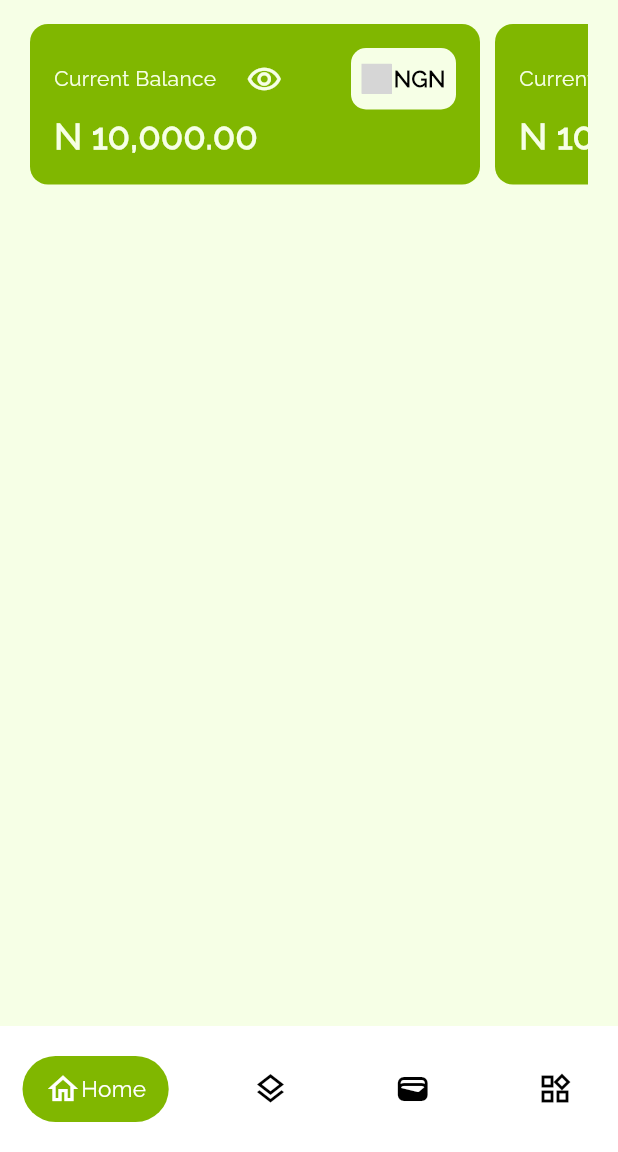
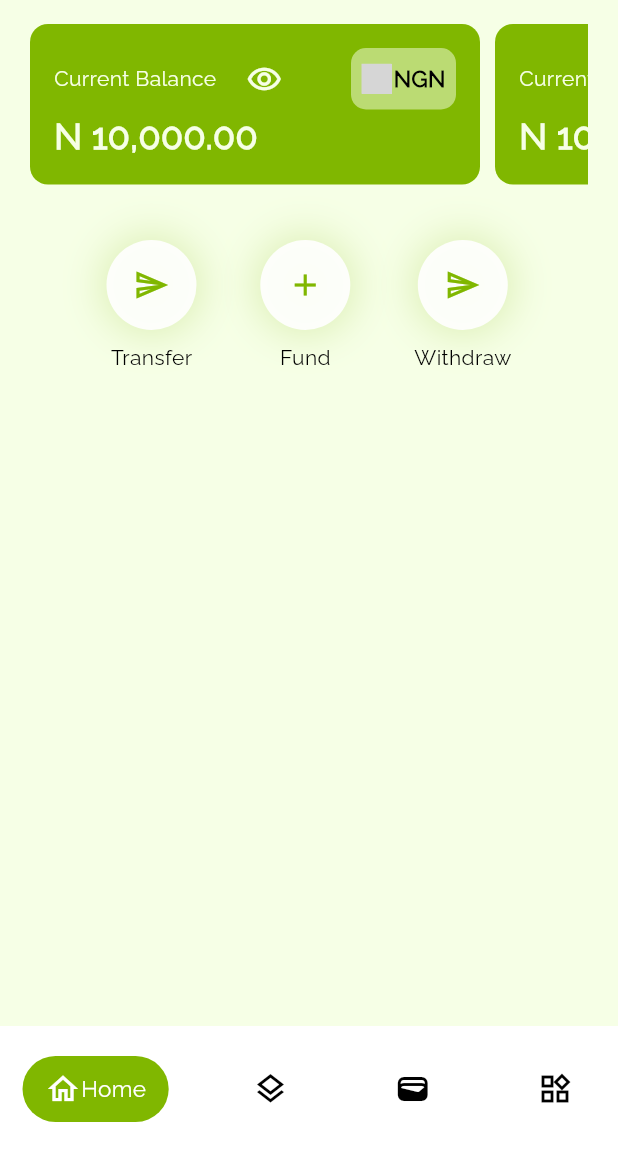
Before and after one commit to segmadev/jay247, a Flutter app: the screen it shows after launch, on a phone screen of 412 x 824 dp, the part 84-1236 px from its top. Run offline on Flutter 3.47's test engine with Material 3 defaults, Android fonts, the light colour scheme and no system bars; drawn by our look-alikes of google_nav_bar; our stand-ins replace connectivity_plus, flutter_svg, flutter_switch, get, get_storage, lottie and 3 more; missing offline and left inert: country_flags, numeric_keyboard; grey boxes are pictures that could not be loaded.

Commit message:
design home action buttons

```diff
--- /dev/null
+++ b/lib/pages/home/screens/action_buttons.dart
@@ -0,0 +1,48 @@
+import 'package:flutter/material.dart';
+import 'package:jay247/utills/consts/icons.dart';
+import 'package:jay247/utills/consts/size.dart';
+import 'package:jay247/widgets/icons/circle_icon.dart';
+
+class ActionButtons extends StatelessWidget {
+  const ActionButtons({super.key});
+
+  @override
+  Widget build(BuildContext context) {
+    return const Center(
+      child: SizedBox(
+        width: 270,
+        child: Row(
+            mainAxisAlignment: MainAxisAlignment.spaceBetween,
+            crossAxisAlignment: CrossAxisAlignment.center,
+            children: [
+              Column(
+                crossAxisAlignment: CrossAxisAlignment.center,
+                children: [
+                  ACircleIcon(icon: AIcons.transfer),
+                  SizedBox(height: ASizes.sm),
+                  Text("Transfer",
+                      style: TextStyle(fontSize: ASizes.fontSizeSm)),
+                ],
+              ),
+              Column(
+                crossAxisAlignment: CrossAxisAlignment.center,
+                children: [
+                  ACircleIcon(icon: AIcons.fund),
+                  SizedBox(height: ASizes.sm),
+                  Text("Fund", style: TextStyle(fontSize: ASizes.fontSizeSm)),
+                ],
+              ),
+              Column(
+                crossAxisAlignment: CrossAxisAlignment.center,
+                children: [
+                  ACircleIcon(icon: AIcons.withdraw),
+                  SizedBox(height: ASizes.sm),
+                  Text("Withdraw",
+                      style: TextStyle(fontSize: ASizes.fontSizeSm)),
+                ],
+              ),
+            ]),
+      ),
+    );
+  }
+}
--- a/lib/pages/home/screens/home_screen.dart
+++ b/lib/pages/home/screens/home_screen.dart
@@ -1,15 +1,25 @@
 import 'package:flutter/material.dart';
 import 'package:flutter/widgets.dart';
+import 'package:jay247/pages/home/screens/action_buttons.dart';
 import 'package:jay247/pages/home/screens/balance_slider.dart';
+import 'package:jay247/utills/consts/colors.dart';
+import 'package:jay247/utills/consts/icons.dart';
+import 'package:jay247/utills/consts/size.dart';
+import 'package:jay247/utills/helpers/helper_functions.dart';
+import 'package:jay247/widgets/containers/CircleIcon.dart';
 import 'package:jay247/widgets/containers/page_container.dart';
+import 'package:jay247/widgets/icons/circle_icon.dart';
 
 class HomeScreen extends StatelessWidget {
   const HomeScreen({super.key});
 
   @override
   Widget build(BuildContext context) {
+    final isDark = AHelperFunctions.isDarkMode(context);
     return const PageContainer(children: [
       BalanceSlider(),
+      SizedBox(height: 20),
+      ActionButtons(),
     ]);
   }
 }
--- a/lib/utills/consts/icons.dart
+++ b/lib/utills/consts/icons.dart
@@ -27,4 +27,8 @@ class AIcons {
   static const IconData debit = Icons.arrow_circle_up;
 
   static const IconData fingerPrintOutlined = Icons.fingerprint_outlined;
+
+  static const IconData transfer = Icons.send_outlined;
+  static const IconData fund = Icons.add;
+  static const IconData withdraw = Icons.send_outlined;
 }
--- a/lib/widgets/balance/balance_card.dart
+++ b/lib/widgets/balance/balance_card.dart
@@ -41,7 +41,7 @@ class BalanceCard extends StatelessWidget {
                   // height: 40,
                   decoration: BoxDecoration(
                     borderRadius: BorderRadius.circular(10),
-                    color: AColor.secTextColor,
+                    color: AColor.secTextColor.withOpacity(0.5),
                   ),
                   child: Padding(
                     padding: const EdgeInsets.symmetric(
@@ -57,7 +57,9 @@ class BalanceCard extends StatelessWidget {
                         ),
                         const Text(
                           "NGN",
-                          style: TextStyle(fontWeight: FontWeight.bold),
+                          style: TextStyle(
+                            fontWeight: FontWeight.bold,
+                          ),
                         ),
                       ],
                     ),
--- /dev/null
+++ b/lib/widgets/icons/circle_icon.dart
@@ -0,0 +1,47 @@
+import 'package:flutter/material.dart';
+import 'package:jay247/utills/consts/colors.dart';
+import 'package:jay247/utills/helpers/helper_functions.dart';
+
+class ACircleIcon extends StatelessWidget {
+  const ACircleIcon(
+      {super.key,
+      this.size = 60,
+      this.showShadow = true,
+      this.shadowColor,
+      this.backgoundColor,
+      this.iconColor,
+      required this.icon});
+  final double size;
+  final bool showShadow;
+  final IconData icon;
+  final Color? shadowColor;
+  final Color? backgoundColor;
+  final Color? iconColor;
+
+  @override
+  Widget build(BuildContext context) {
+    final isDark = AHelperFunctions.isDarkMode(context);
+    return Container(
+      width: size,
+      height: size,
+      decoration: BoxDecoration(
+          boxShadow: showShadow
+              ? [
+                  BoxShadow(
+                    color: shadowColor ?? AColor.dprimary.withOpacity(0.2),
+                    offset: const Offset(0, 0),
+                    blurRadius: 21,
+                    spreadRadius: 4,
+                  )
+                ]
+              : null,
+          color: backgoundColor ??
+              (isDark
+                  ? AColor.black.withOpacity(0.9)
+                  : AColor.white.withOpacity(0.9)),
+          borderRadius: const BorderRadius.all(Radius.circular(100))),
+      child: Icon(icon,
+          color: iconColor ?? (!isDark ? AColor.lprimary : AColor.dprimary)),
+    );
+  }
+}
```
